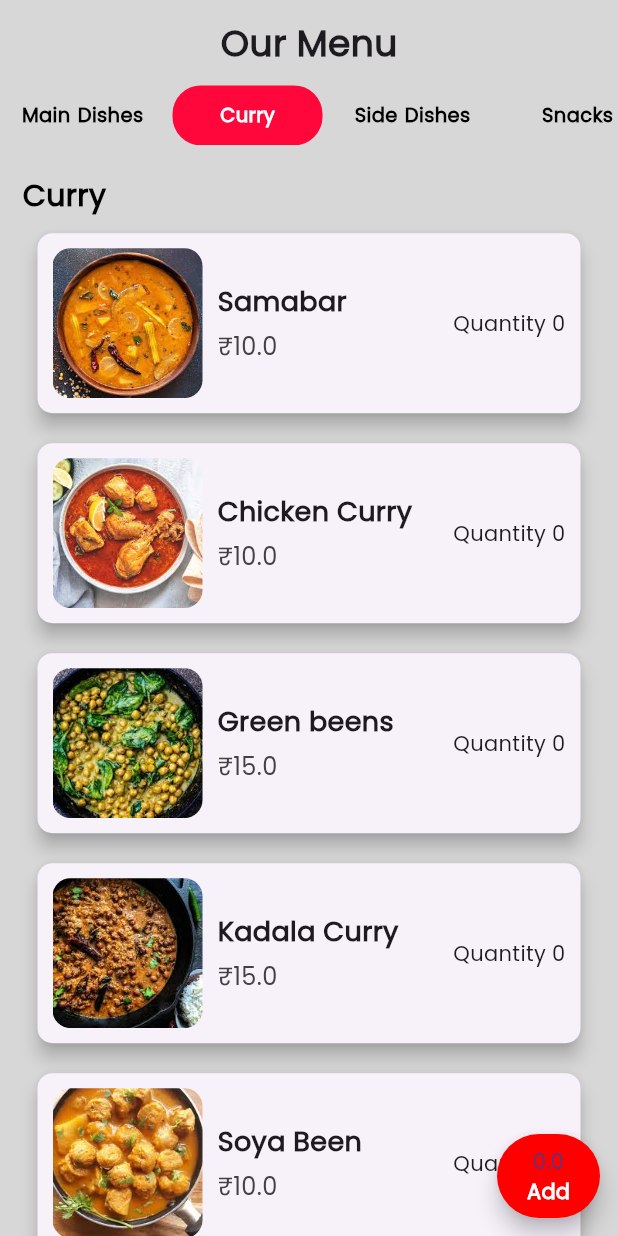
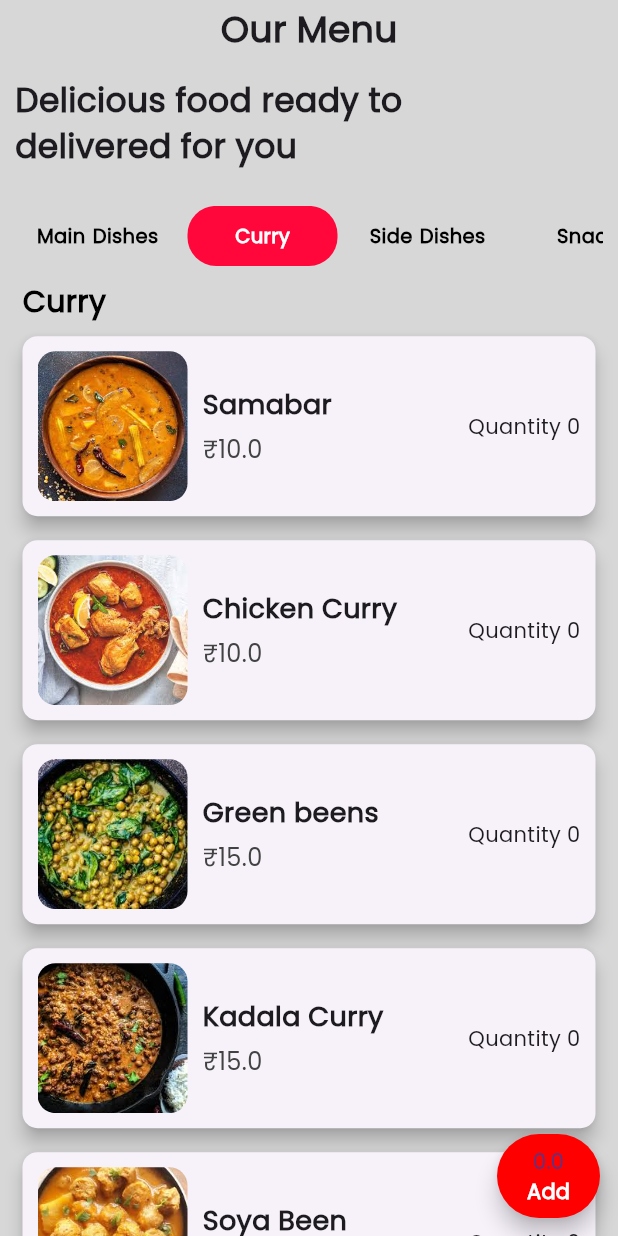
Before and after one commit to akhil-bhaskaran/DepTrack, a Flutter app: the MenuPage screen opened directly, after a tap on "Curry", on a phone screen of 412 x 824 dp. Run offline on Flutter 3.47's test engine with Material 3 defaults, Android fonts, the phone set to English and light mode, and no system bars; drawn by our look-alikes of flutter_slidable; our stand-ins replace curved_navigation_bar, timeline_tile; missing offline and left inert: insta_image_viewer.

Commit message:
Small changes

```diff
--- a/lib/components/menucard.dart
+++ b/lib/components/menucard.dart
@@ -56,7 +56,7 @@ class _MenuItemCardState extends State<MenuItemCard> {
           )
         ]),
         child: Card(
-          margin: const EdgeInsets.all(10.0),
+          margin: const EdgeInsets.symmetric(vertical: 8.0),
           elevation: 5.0,
           shape: RoundedRectangleBorder(
             borderRadius: BorderRadius.circular(10.0),
--- a/lib/pages/menu.dart
+++ b/lib/pages/menu.dart
@@ -29,8 +29,9 @@ class _MenuPageState extends State<MenuPage> {
         body: ListView(
           children: [
             Container(
+              padding: const EdgeInsets.symmetric(horizontal: 10),
               width: MediaQuery.of(context).size.width,
-              height: MediaQuery.of(context).size.height / 7.6,
+              height: MediaQuery.of(context).size.height / 4.6,
               color: Colors.transparent,
               child: Center(
                 child: Column(
@@ -41,7 +42,22 @@ class _MenuPageState extends State<MenuPage> {
                       style:
                           TextStyle(fontSize: 24, fontWeight: FontWeight.bold),
                     ),
-
+                    const SizedBox(
+                      height: 12,
+                    ),
+                    Container(
+                        alignment: Alignment.topLeft,
+                        child: const Text(
+                          "Delicious food ready to \ndelivered for you",
+                          textAlign: TextAlign.left,
+                          style: TextStyle(
+                            fontWeight: FontWeight.bold,
+                            fontSize: 22,
+                          ),
+                        )),
+                    const SizedBox(
+                      height: 20,
+                    ),
                     //T A B    B A R
                     SizedBox(
                       width: double.infinity,
@@ -108,7 +124,7 @@ class _MenuPageState extends State<MenuPage> {
           ],
         ),
         floatingActionButton: FloatingActionButton.extended(
-            backgroundColor: Color.fromARGB(255, 255, 0, 0),
+            backgroundColor: const Color.fromARGB(255, 255, 0, 0),
             shape: RoundedRectangleBorder(
               borderRadius: BorderRadius.circular(30),
             ),
@@ -120,7 +136,7 @@ class _MenuPageState extends State<MenuPage> {
             label: Column(
               children: [
                 Text("${value.todaysExpense}"),
-                Text(
+                const Text(
                   "Add",
                   style: TextStyle(
                       fontWeight: FontWeight.bold, color: Colors.white),
```
